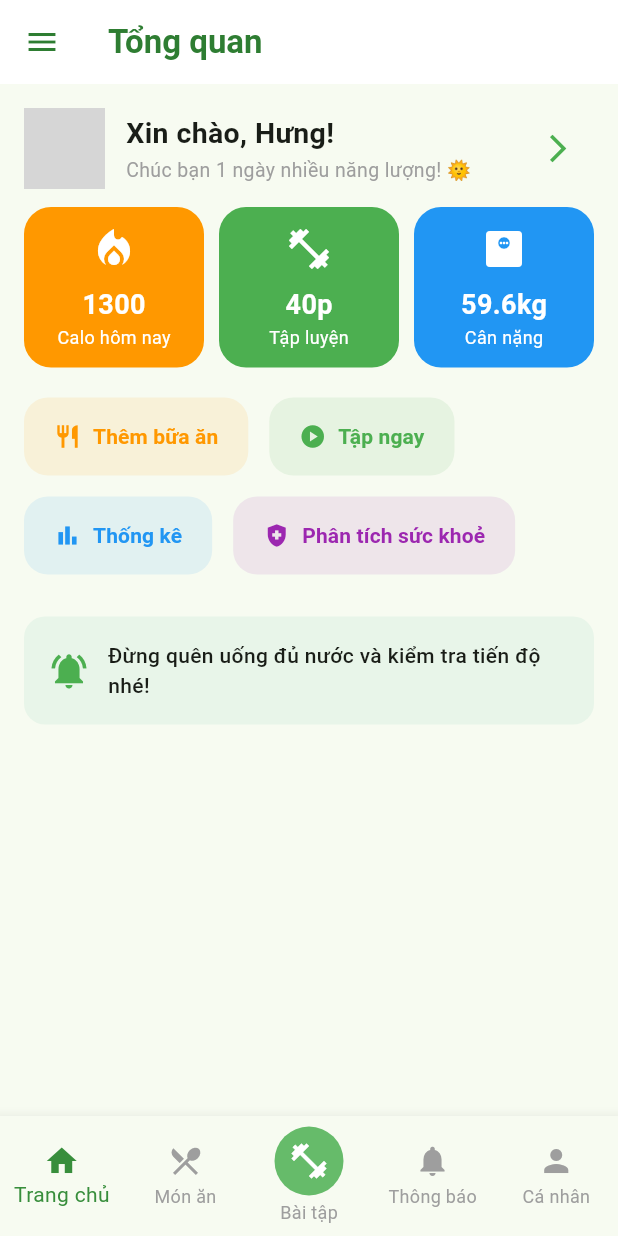
After one commit to phihung1311/fitness_app, a Flutter app: the HomeScreen screen opened by its route, in the side drawer, after a tap on the "arrow forward ios" icon, on a phone screen of 412 x 824 dp. The commit adds this screen. Run offline on Flutter 3.47's test engine with Material 3 defaults, Android fonts, the phone set to English and light mode, and no system bars; our stand-ins replace dio, equatable, flutter_bloc, get_it, shared_preferences; accounts and stored records are empty; network calls fail; grey boxes are pictures that could not be loaded.

Commit message:
create screen home

```diff
--- /dev/null
+++ b/devtools_options.yaml
@@ -0,0 +1,3 @@
+description: This file stores settings for Dart & Flutter DevTools.
+documentation: https://docs.flutter.dev/tools/devtools/extensions#configure-extension-enablement-states
+extensions:
--- a/lib/core/constants/api_endpoints.dart
+++ b/lib/core/constants/api_endpoints.dart
@@ -3,8 +3,8 @@ class ApiEndpoints {
 
   static const String baseUrl = String.fromEnvironment(
     'API_BASE_URL',
-    // defaultValue: 'http://10.0.2.2:3000/api',
-    defaultValue: 'http://localhost:3000/api',
+    defaultValue: 'http://10.0.2.2:3000/api',
+    // defaultValue: 'http://localhost:3000/api',
   );
 
   static const String login = '/user/account/login';
--- a/lib/presentation/modules/auth/screens/login_screen.dart
+++ b/lib/presentation/modules/auth/screens/login_screen.dart
@@ -3,6 +3,7 @@ import 'package:flutter_bloc/flutter_bloc.dart';
 
 import '../../../../core/di/injector.dart';
 import '../../../../core/utils/logger.dart';
+import '../../user/screens/home_screen.dart';
 import '../bloc/form_status.dart';
 import '../bloc/login/login_bloc.dart';
 import '../bloc/login/login_event.dart';
@@ -59,7 +60,12 @@ class _LoginScreenState extends State<LoginScreen> {
                 const SnackBar(content: Text('Đăng nhập thành công')),
               );
               logDebug('User logged in: ${state.session?.user.email}');
-              // TODO: Điều hướng tới màn hình chính khi có.
+              if (state.status == FormStatus.success) {
+                ScaffoldMessenger.of(context).showSnackBar(
+                  const SnackBar(content: Text('Đăng nhập thành công')),
+                );
+                Navigator.of(context).pushReplacementNamed(HomeScreen.routeName);
+              }
             }
           },
           builder: (context, state) {
--- /dev/null
+++ b/lib/presentation/modules/user/screens/home_screen.dart
@@ -0,0 +1,79 @@
+import 'package:flutter/material.dart';
+import '../widgets/center_fab_icon.dart';
+import '../widgets/dashboard_overview.dart';
+import '../widgets/greeting_section.dart';
+import '../widgets/app_drawer.dart';
+
+class HomeScreen extends StatefulWidget {
+  const HomeScreen({super.key});
+  static const String routeName = '/home';
+
+  @override
+  State<HomeScreen> createState() => _HomeScreenState();
+}
+
+class _HomeScreenState extends State<HomeScreen> {
+  int _selectedIndex = 0;
+
+  final _pageTitles = [
+    'Tổng quan',
+    'Món ăn',
+    'Bài tập',
+    'Thông báo',
+    'Cá nhân',
+  ];
+
+  final List<Widget> _screens = const [
+    DashboardOverview(),
+    Center(child: Text('Món ăn')), // Placeholder for FoodScreen
+    Center(child: Text('Bài tập')), // Placeholder for WorkoutScreen
+    Center(child: Text('Thông báo')), // Placeholder for NotificationScreen
+    Center(child: Text('Cá nhân')), // Placeholder for ProfileScreen
+  ];
+
+  @override
+  Widget build(BuildContext context) {
+    return Scaffold(
+      appBar: AppBar(
+        backgroundColor: Colors.white,
+        foregroundColor: Colors.green.shade800,
+        elevation: 0,
+        title: Text(
+          _pageTitles[_selectedIndex],
+          style: const TextStyle(fontWeight: FontWeight.bold),
+        ),
+      ),
+      drawer: const AppDrawer(),
+      body: _screens[_selectedIndex],
+      bottomNavigationBar: BottomNavigationBar(
+        currentIndex: _selectedIndex,
+        type: BottomNavigationBarType.fixed,
+        selectedItemColor: Colors.green.shade700,
+        unselectedItemColor: Colors.grey,
+        onTap: (i) => setState(() => _selectedIndex = i),
+        items: [
+          const BottomNavigationBarItem(
+            icon: Icon(Icons.home),
+            label: 'Trang chủ',
+          ),
+          const BottomNavigationBarItem(
+            icon: Icon(Icons.restaurant_menu),
+            label: 'Món ăn',
+          ),
+          BottomNavigationBarItem(
+            icon: CenterFabIcon(isActive: _selectedIndex==2),
+            label: 'Bài tập',
+          ),
+          const BottomNavigationBarItem(
+            icon: Icon(Icons.notifications),
+            label: 'Thông báo',
+          ),
+          const BottomNavigationBarItem(
+            icon: Icon(Icons.person),
+            label: 'Cá nhân',
+          ),
+        ],
+      ),
+    );
+  }
+}
--- /dev/null
+++ b/lib/presentation/modules/user/widgets/app_drawer.dart
@@ -0,0 +1,36 @@
+import 'package:flutter/material.dart';
+
+class AppDrawer extends StatelessWidget {
+  const AppDrawer({super.key});
+
+  @override
+  Widget build(BuildContext context) {
+    return Drawer(
+      backgroundColor: Colors.white,
+      child: ListView(
+        padding: const EdgeInsets.only(top: 48, left:12, right: 12),
+        children: [
+          const CircleAvatar(
+            radius: 40,
+            backgroundImage: NetworkImage('https://randomuser.me/api/portraits/men/1.jpg'),
+          ),
+          const SizedBox(height: 12),
+          const Text('Hưng Nguyễn', style: TextStyle(fontWeight: FontWeight.bold,fontSize: 18)),
+          const SizedBox(height: 2),
+          const Text('user@example.com'),
+          const Divider(height: 24),
+          ListTile(
+            leading: const Icon(Icons.settings),
+            title: const Text('Cài đặt'),
+            onTap: () {},
+          ),
+          ListTile(
+            leading: const Icon(Icons.logout),
+            title: const Text('Đăng xuất'),
+            onTap: () {},
+          ),
+        ],
+      ),
+    );
+  }
+}
--- /dev/null
+++ b/lib/presentation/modules/user/widgets/center_fab_icon.dart
@@ -0,0 +1,25 @@
+import 'package:flutter/material.dart';
+
+class CenterFabIcon extends StatelessWidget {
+  final bool isActive;
+  const CenterFabIcon({super.key, required this.isActive});
+
+  @override
+  Widget build(BuildContext context) {
+    return Container(
+      decoration: BoxDecoration(
+        color: isActive ? Colors.green.shade700 : Colors.green.shade400,
+        shape: BoxShape.circle,
+        boxShadow: isActive
+            ? [BoxShadow(
+                color: Colors.greenAccent.withOpacity(0.6),
+                blurRadius: 16,
+                spreadRadius: 3)]
+            : [],
+      ),
+      padding: const EdgeInsets.all(9),
+      child: Icon(Icons.fitness_center,
+          size: 28, color: Colors.white),
+    );
+  }
+}
--- /dev/null
+++ b/lib/presentation/modules/user/widgets/dashboard_overview.dart
@@ -0,0 +1,124 @@
+import 'package:flutter/material.dart';
+import 'greeting_section.dart';
+
+class DashboardOverview extends StatelessWidget {
+  const DashboardOverview({super.key});
+
+  @override
+  Widget build(BuildContext context) {
+    return SafeArea(
+      child: SingleChildScrollView(
+        padding: const EdgeInsets.all(16),
+        child: Column(
+          crossAxisAlignment: CrossAxisAlignment.start,
+          children: [
+            const GreetingSection(),
+            const SizedBox(height: 12),
+
+            // 3 CARD
+            Row(
+              children: const [
+                Expanded(child: _DashCard(icon: Icons.local_fire_department, value: '1300', label: 'Calo hôm nay', color: Colors.orange)),
+                SizedBox(width: 10),
+                Expanded(child: _DashCard(icon: Icons.fitness_center, value: '40p', label: 'Tập luyện', color: Colors.green)),
+                SizedBox(width: 10),
+                Expanded(child: _DashCard(icon: Icons.monitor_weight, value: '59.6kg', label: 'Cân nặng', color: Colors.blue)),
+              ],
+            ),
+
+            const SizedBox(height: 20),
+
+            // 4 NÚT NHANH
+            Wrap(
+              spacing: 14,
+              runSpacing: 14,
+              children: const [
+                _QuickAction(icon: Icons.restaurant, label: 'Thêm bữa ăn', color: Colors.orange),
+                _QuickAction(icon: Icons.play_circle, label: 'Tập ngay', color: Colors.green),
+                _QuickAction(icon: Icons.bar_chart, label: 'Thống kê', color: Colors.blue),
+                _QuickAction(icon: Icons.health_and_safety, label: 'Phân tích sức khoẻ', color: Colors.purple),
+              ],
+            ),
+
+            const SizedBox(height: 28),
+
+            // THÔNG BÁO
+            Container(
+              width: double.infinity,
+              padding: const EdgeInsets.all(16),
+              decoration: BoxDecoration(
+                color: Colors.green.shade50,
+                borderRadius: BorderRadius.circular(14),
+              ),
+              child: Row(
+                children: const [
+                  Icon(Icons.notifications_active, color: Colors.green, size: 28),
+                  SizedBox(width: 12),
+                  Expanded(
+                    child: Text(
+                      'Đừng quên uống đủ nước và kiểm tra tiến độ nhé!',
+                      style: TextStyle(fontWeight: FontWeight.w500),
+                    ),
+                  ),
+                ],
+              ),
+            ),
+
+            const SizedBox(height: 100), // Dự phòng cho bottom bar
+          ],
+        ),
+      ),
+    );
+  }
+}
+
+// Giữ nguyên _DashCard và _QuickAction như cũ
+class _DashCard extends StatelessWidget {
+  final IconData icon;
+  final String value;
+  final String label;
+  final Color color;
+  const _DashCard({required this.icon, required this.value, required this.label, required this.color});
+
+  @override
+  Widget build(BuildContext context) {
+    return Container(
+      padding: const EdgeInsets.all(12),
+      decoration: BoxDecoration(
+        color: color,
+        borderRadius: BorderRadius.circular(18),
+      ),
+      child: Column(
+        mainAxisAlignment: MainAxisAlignment.center,
+        children: [
+          Icon(icon, color: Colors.white, size: 32),
+          const SizedBox(height: 8),
+          Text(value, style: const TextStyle(fontSize: 18, fontWeight: FontWeight.bold, color: Colors.white)),
+          Text(label, style: const TextStyle(fontSize: 12, color: Colors.white)),
+        ],
+      ),
+    );
+  }
+}
+
+class _QuickAction extends StatelessWidget {
+  final IconData icon;
+  final String label;
+  final Color color;
+  const _QuickAction({required this.icon, required this.label, required this.color});
+
+  @override
+  Widget build(BuildContext context) {
+    return ElevatedButton.icon(
+      onPressed: () {},
+      icon: Icon(icon, color: color),
+      label: Text(label, style: TextStyle(color: color, fontWeight: FontWeight.w600)),
+      style: ElevatedButton.styleFrom(
+        backgroundColor: color.withOpacity(0.1),
+        elevation: 0,
+        padding: const EdgeInsets.symmetric(horizontal: 20, vertical: 16),
+        shape: RoundedRectangleBorder(borderRadius: BorderRadius.circular(16)),
+      ),
+    );
+  }
+}
--- /dev/null
+++ b/lib/presentation/modules/user/widgets/greeting_section.dart
@@ -0,0 +1,36 @@
+import 'package:flutter/material.dart';
+
+class GreetingSection extends StatelessWidget {
+  const GreetingSection({super.key});
+
+  @override
+  Widget build(BuildContext context) {
+    return Row(
+      children: [
+        CircleAvatar(
+          radius: 27,
+          backgroundColor: Colors.green.shade100,
+          backgroundImage: NetworkImage(
+              'https://randomuser.me/api/portraits/men/1.jpg'), // Placeholder
+        ),
+        const SizedBox(width: 14),
+        Expanded(
+          child: Column(
+            crossAxisAlignment: CrossAxisAlignment.start,
+            children: const [
+              Text('Xin chào, Hưng!',
+                  style: TextStyle(fontWeight: FontWeight.bold, fontSize: 19)),
+              SizedBox(height: 2),
+              Text('Chúc bạn 1 ngày nhiều năng lượng! 🌞',style: TextStyle(color: Colors.grey,fontSize: 13)),
+            ],
+          ),
+        ),
+        IconButton(
+          onPressed: () {},
+          icon: const Icon(Icons.arrow_forward_ios,color: Colors.green,size: 22),
+          tooltip: 'Trang cá nhân',
+        )
+      ],
+    );
+  }
+}
--- a/lib/presentation/routes/app_router.dart
+++ b/lib/presentation/routes/app_router.dart
@@ -2,6 +2,7 @@ import 'package:flutter/material.dart';
 
 import '../modules/auth/screens/login_screen.dart';
 import '../modules/auth/screens/register_screen.dart';
+import '../modules/user/screens/home_screen.dart';
 
 class AppRouter {
   static Route<dynamic>? onGenerateRoute(RouteSettings settings) {
@@ -10,6 +11,8 @@ class AppRouter {
         return MaterialPageRoute(builder: (_) => const LoginScreen());
       case RegisterScreen.routeName:
         return MaterialPageRoute(builder: (_) => const RegisterScreen());
+      case HomeScreen.routeName:
+        return MaterialPageRoute(builder: (_) => const HomeScreen());
       default:
         return MaterialPageRoute(builder: (_) => const LoginScreen());
     }
```
Also changed, not shown: pubspec.yaml (+4 -3 lines), 3 other files.
